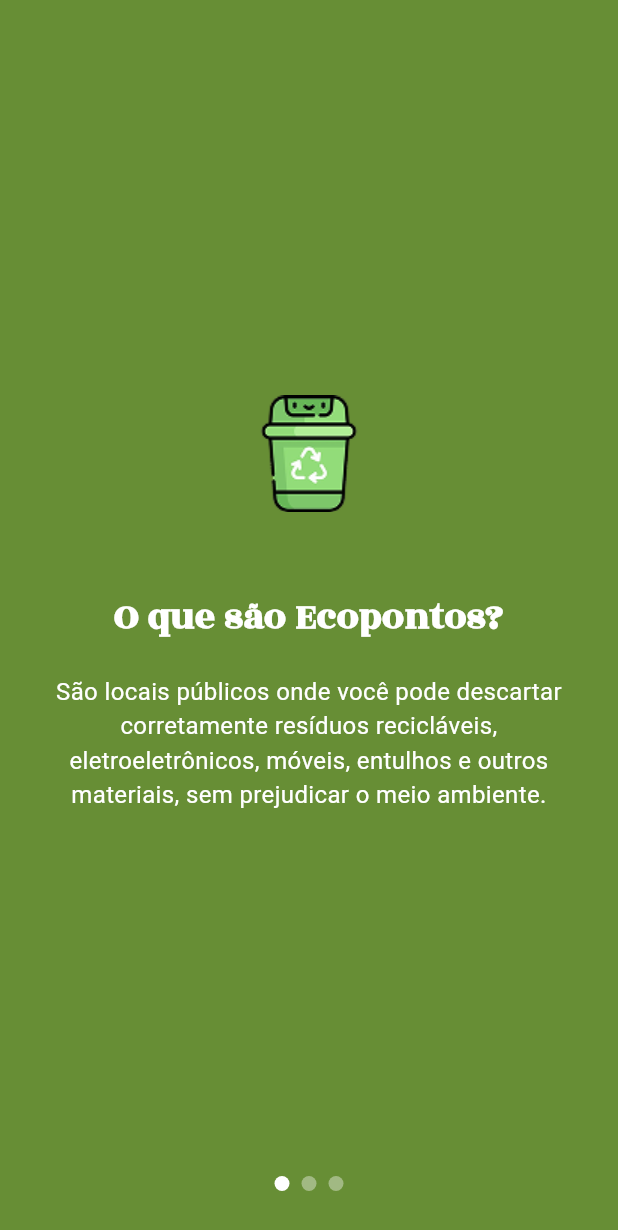
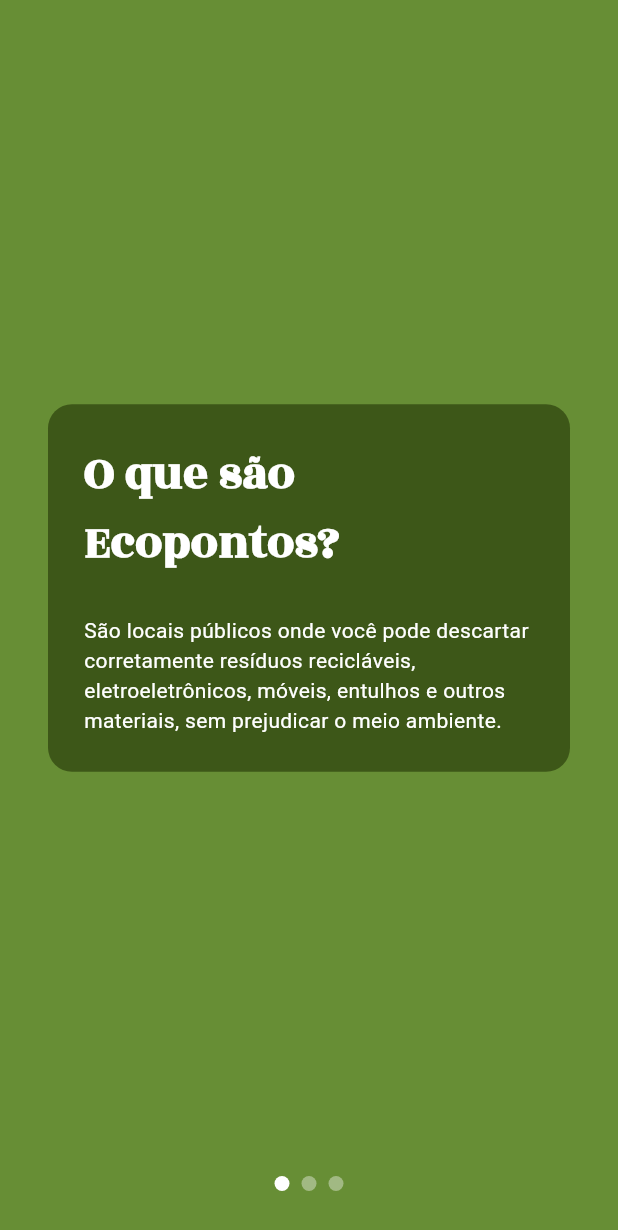
Before and after one commit to EcoSyncGH/ecosyncgh, a Flutter app: the screen it shows after launch, after a tap on "Entrar", on a phone screen of 412 x 824 dp. Shown: the top 1230 px of the screen. Run offline on Flutter 3.47's test engine with Material 3 defaults, Android fonts, the light colour scheme and no system bars; our stand-ins replace permission_handler.

Commit message:
atualizações das telas de login e onboard e correção no sistema de permissão

```diff
--- a/lib/main.dart
+++ b/lib/main.dart
@@ -1,6 +1,8 @@
 import 'package:flutter/material.dart';
 import 'theme.dart';
 import 'screens/login_screen.dart';
+import 'screens/signup_screen.dart';
+import 'screens/onboarding_screen.dart';
 
 void main() {
   runApp(const EcoSyncApp());
@@ -15,7 +17,12 @@ class EcoSyncApp extends StatelessWidget {
       title: 'EcoSync',
       debugShowCheckedModeBanner: false,
       theme: ecoSyncTheme,
-      home: const LoginScreen(),
+      initialRoute: '/login',
+      routes: {
+        '/login': (context) => const LoginScreen(),
+        '/register': (context) => const SignupScreen(),
+        '/onboarding': (context) => const OnboardingScreen(),
+      },
     );
   }
 }
--- a/lib/screens/login_screen.dart
+++ b/lib/screens/login_screen.dart
@@ -1,8 +1,6 @@
 import 'package:flutter/material.dart';
+import 'onboarding_screen.dart';
 import 'signup_screen.dart';
-import 'onboarding_screen.dart';
-
-
 
 class LoginScreen extends StatefulWidget {
   const LoginScreen({super.key});
@@ -12,127 +10,144 @@ class LoginScreen extends StatefulWidget {
 }
 
 class _LoginScreenState extends State<LoginScreen> {
-  final TextEditingController emailController = TextEditingController();
-  final TextEditingController passwordController = TextEditingController();
+  bool _obscurePassword = true;
 
-  bool isPasswordVisible = false;
+  void _togglePasswordVisibility() {
+    setState(() {
+      _obscurePassword = !_obscurePassword;
+    });
+  }
 
   @override
   Widget build(BuildContext context) {
+    final screenWidth = MediaQuery.of(context).size.width;
+    final screenHeight = MediaQuery.of(context).size.height;
+
     return Scaffold(
-      backgroundColor: const Color(0xFF3D5718), // Fundo da tela
+      backgroundColor: const Color(0xFF60882C),
       body: SafeArea(
-        child: Center(
         child: SingleChildScrollView(
-            padding: const EdgeInsets.symmetric(horizontal: 32.0),
+          padding: const EdgeInsets.symmetric(horizontal: 24.0, vertical: 20),
           child: Column(
-              mainAxisAlignment: MainAxisAlignment.center,
             children: [
-                // Logo
+              SizedBox(height: screenHeight * 0.05),
               Image.asset(
                 'assets/images/lixeira.png',
-                  width: 100,
-                  height: 100,
+                height: screenHeight * 0.13,
               ),
-
-                const SizedBox(height: 20),
-
-                // Título
+              const SizedBox(height: 16),
               const Text(
                 'Login:',
                 style: TextStyle(
-                    fontSize: 28,
+                  fontSize: 24,
                   fontWeight: FontWeight.bold,
-                    fontFamily: 'RozhaOne',
+                  fontFamily: 'Rozha One',
                   color: Colors.white,
                 ),
               ),
-
-                const SizedBox(height: 40),
-
-                // Campo de e-mail
-                TextField(
-                  controller: emailController,
-                  decoration: const InputDecoration(
+              const SizedBox(height: 24),
+              Container(
+                padding: const EdgeInsets.symmetric(horizontal: 16, vertical: 20),
+                decoration: BoxDecoration(
+                  color: const Color(0x9D9DB577),
+                  borderRadius: BorderRadius.circular(16),
+                ),
+                child: Column(
+                  children: [
+                    Container(
+                      decoration: BoxDecoration(
+                        color: const Color(0xFFE6F5C8),
+                        borderRadius: BorderRadius.circular(30),
+                      ),
+                      child: const TextField(
+                        decoration: InputDecoration(
                           prefixIcon: Icon(Icons.email),
-                    hintText: 'Email',
-                  ),
-                ),
-
-                const SizedBox(height: 20),
-
-                // Campo de senha
-                TextField(
-                  controller: passwordController,
-                  obscureText: !isPasswordVisible,
-                  decoration: InputDecoration(
-                    prefixIcon: const Icon(Icons.vpn_key),
-                    suffixIcon: IconButton(
-                      icon: Icon(
-                        isPasswordVisible ? Icons.visibility_off : Icons.visibility,
-                      ),
-                      onPressed: () {
-                        setState(() {
-                          isPasswordVisible = !isPasswordVisible;
-                        });
-                      },
-                    ),
-                    hintText: 'Senha',
-                  ),
-                ),
-
-                const SizedBox(height: 30),
-
-                // Botão Entrar
-SizedBox(
-  width: double.infinity,
-  child: ElevatedButton(
-    onPressed: () {
-      Navigator.pushReplacement(
-        context,
-        MaterialPageRoute(builder: (context) => const OnboardingScreen()),
-      );
-    },
-    style: ElevatedButton.styleFrom(
-      backgroundColor: const Color(0xFF678E35),
-      shape: RoundedRectangleBorder(
-        borderRadius: BorderRadius.circular(20),
-      ),
-      padding: const EdgeInsets.symmetric(vertical: 16),
-    ),
-    child: const Text(
-      'Entrar',
-      style: TextStyle(
-        fontSize: 18,
-        fontWeight: FontWeight.w600,
-        color: Colors.white,
+                          hintText: 'E-mail',
+                          border: OutlineInputBorder(
+                            borderRadius: BorderRadius.all(Radius.circular(30)),
+                            borderSide: BorderSide.none,
                           ),
                         ),
                       ),
                     ),
-
                     const SizedBox(height: 16),
-
-// Botão de texto "Criar conta"
-TextButton(
+                    Container(
+                      decoration: BoxDecoration(
+                        color: const Color(0xFFE6F5C8),
+                        borderRadius: BorderRadius.circular(30),
+                      ),
+                      child: TextField(
+                        obscureText: _obscurePassword,
+                        decoration: InputDecoration(
+                          prefixIcon: const Icon(Icons.vpn_key),
+                          hintText: 'Senha',
+                          border: const OutlineInputBorder(
+                            borderRadius: BorderRadius.all(Radius.circular(30)),
+                            borderSide: BorderSide.none,
+                          ),
+                          suffixIcon: IconButton(
+                            icon: Icon(
+                              _obscurePassword
+                                  ? Icons.visibility_off
+                                  : Icons.visibility,
+                            ),
+                            onPressed: _togglePasswordVisibility,
+                          ),
+                        ),
+                      ),
+                    ),
+                  ],
+                ),
+              ),
+              const SizedBox(height: 24),
+              ElevatedButton(
+                style: ElevatedButton.styleFrom(
+                  backgroundColor: const Color(0xFF80B142),
+                  shape: RoundedRectangleBorder(
+                    borderRadius: BorderRadius.circular(24),
+                  ),
+                  padding: EdgeInsets.symmetric(
+                    horizontal: screenWidth * 0.3,
+                    vertical: 14,
+                  ),
+                ),
                 onPressed: () {
                   Navigator.push(
                     context,
-      MaterialPageRoute(builder: (context) => const SignupScreen()),
+                    MaterialPageRoute(
+                      builder: (context) => const OnboardingScreen(),
+                    ),
                   );
                 },
                 child: const Text(
-    'Criar conta',
+                  'Entrar',
                   style: TextStyle(
-      decoration: TextDecoration.underline,
+                    color: Colors.white,
                     fontSize: 16,
-      color: Colors.white,
+                    fontWeight: FontWeight.bold,
                   ),
                 ),
               ),
-
+              const SizedBox(height: 16),
+              GestureDetector(
+                onTap: () {
+                  Navigator.push(
+                    context,
+                    MaterialPageRoute(
+                      builder: (context) => const SignupScreen(),
+                    ),
+                  );
+                },
+                child: const Text(
+                  'É sua primeira vez? Clique aqui',
+                  style: TextStyle(
+                    fontSize: 13,
+                    color: Colors.white,
+                    decoration: TextDecoration.none,
+                  ),
+                ),
+              ),
             ],
-            ),
           ),
         ),
       ),
--- a/lib/screens/onboarding_screen.dart
+++ b/lib/screens/onboarding_screen.dart
@@ -16,21 +16,20 @@ class _OnboardingScreenState extends State<OnboardingScreen> {
   final List<Map<String, String>> onboardingData = [
     {
       "title": "O que são Ecopontos?",
-      "description":
+      "text":
           "São locais públicos onde você pode descartar corretamente resíduos recicláveis, eletroeletrônicos, móveis, entulhos e outros materiais, sem prejudicar o meio ambiente.",
-      "image": "assets/images/lixeira.png"
     },
     {
       "title": "Qual nosso objetivo?",
-      "description":
+      "text":
           "A EcoSync deseja poder direcionar você para a localização dos Ecopontos mais próximos, com a descrição de cada um.",
-      "image": "assets/images/lixeira.png"
     },
     {
       "title": "Precisamos da sua localização",
-      "description":
+      "text":
           "Nosso app utiliza a sua localização para oferecer uma experiência completa e personalizada. Com esse acesso, conseguimos mostrar informações relevantes perto de você e garantir que todos os recursos funcionem corretamente.",
-      "image": "assets/images/lixeira.png"
+      "privacy":
+          "Não se preocupe — sua privacidade é importante para nós, e seus dados estarão sempre protegidos.",
     },
   ];
 
@@ -81,51 +80,72 @@ class _OnboardingScreenState extends State<OnboardingScreen> {
                   });
                 },
                 itemBuilder: (context, index) {
+                  final page = onboardingData[index];
+                  final isLast = index == onboardingData.length - 1;
+
                   return Padding(
   padding: const EdgeInsets.all(32.0),
   child: Column(
     mainAxisAlignment: MainAxisAlignment.center,
+    crossAxisAlignment: CrossAxisAlignment.center,
     children: [
-                        Image.asset(
-                          onboardingData[index]["image"]!,
-                          width: 120,
-                          height: 120,
+      if (isLast)
+        Padding(
+          padding: const EdgeInsets.only(bottom: 30),
+          child: Image.asset(
+            'assets/images/recycle.png',
+            width: 80,
+            height: 80,
           ),
-                        const SizedBox(height: 30),
+        ),
+
+      // Retângulo de fundo com textos
+      Container(
+        padding: const EdgeInsets.all(24),
+        decoration: BoxDecoration(
+          color: const Color(0xFF3D5718), // cor do retângulo
+          borderRadius: BorderRadius.circular(16),
+        ),
+        child: Column(
+          crossAxisAlignment: CrossAxisAlignment.start,
+          children: [
             Text(
-                          onboardingData[index]["title"]!,
-                          textAlign: TextAlign.center,
+              page['title']!,
+              textAlign: TextAlign.left,
               style: const TextStyle(
-                            fontSize: 26,
+                fontSize: 32,
                 fontWeight: FontWeight.bold,
                 fontFamily: 'RozhaOne',
                 color: Colors.white,
               ),
             ),
-                        const SizedBox(height: 20),
+            const SizedBox(height: 25),
             Text(
-                          onboardingData[index]["description"]!,
-                          textAlign: TextAlign.center,
+              page['text']!,
+              textAlign: TextAlign.left,
               style: const TextStyle(
-                            fontSize: 16,
+                fontSize: 14,
                 color: Colors.white,
               ),
             ),
-                        if (index == 2)
-                          const Padding(
-                            padding: EdgeInsets.only(top: 20),
-                            child: Text(
-                              'Não se preocupe — sua privacidade é importante para nós, e seus dados estarão sempre protegidos.',
-                              textAlign: TextAlign.center,
+            if (isLast && page.containsKey('privacy')) ...[
+              const SizedBox(height: 25),
+              Text(
+                page['privacy']!,
+                textAlign: TextAlign.left,
                 style: TextStyle(
-                                fontSize: 13,
-                                color: Colors.white70,
+                  fontSize: 12,
+                  color: Colors.white.withValues(alpha: 0.8),
                 ),
+              ),
+            ],
+          ],
         ),
       ),
     ],
   ),
 );
+
                 },
               ),
             ),
@@ -141,7 +161,8 @@ class _OnboardingScreenState extends State<OnboardingScreen> {
                   width: 10,
                   height: 10,
                   decoration: BoxDecoration(
-                    color: _currentPage == index ? Colors.white : Colors.white38,
+                    color:
+                        _currentPage == index ? Colors.white : Colors.white38,
                     shape: BoxShape.circle,
                   ),
                 ),
@@ -151,9 +172,10 @@ class _OnboardingScreenState extends State<OnboardingScreen> {
             const SizedBox(height: 20),
 
             // Botão "Continuar" apenas na última página
-            if (_currentPage == 2)
+            if (_currentPage == onboardingData.length - 1)
               Padding(
-                padding: const EdgeInsets.symmetric(horizontal: 32, vertical: 20),
+                padding:
+                    const EdgeInsets.symmetric(horizontal: 32, vertical: 20),
                 child: SizedBox(
                   width: double.infinity,
                   child: ElevatedButton(
--- a/pubspec.yaml
+++ b/pubspec.yaml
@@ -23,6 +23,7 @@ flutter:
 
   assets:
     - assets/images/lixeira.png
+    - assets/images/recycle.png
 
   fonts:
     - family: RozhaOne
```
Also changed, not shown: lib/screens/signup_screen.dart (+94 -89 lines), assets/images/recycle.png (added). Lines whose indentation alone changed are shown as unchanged.
